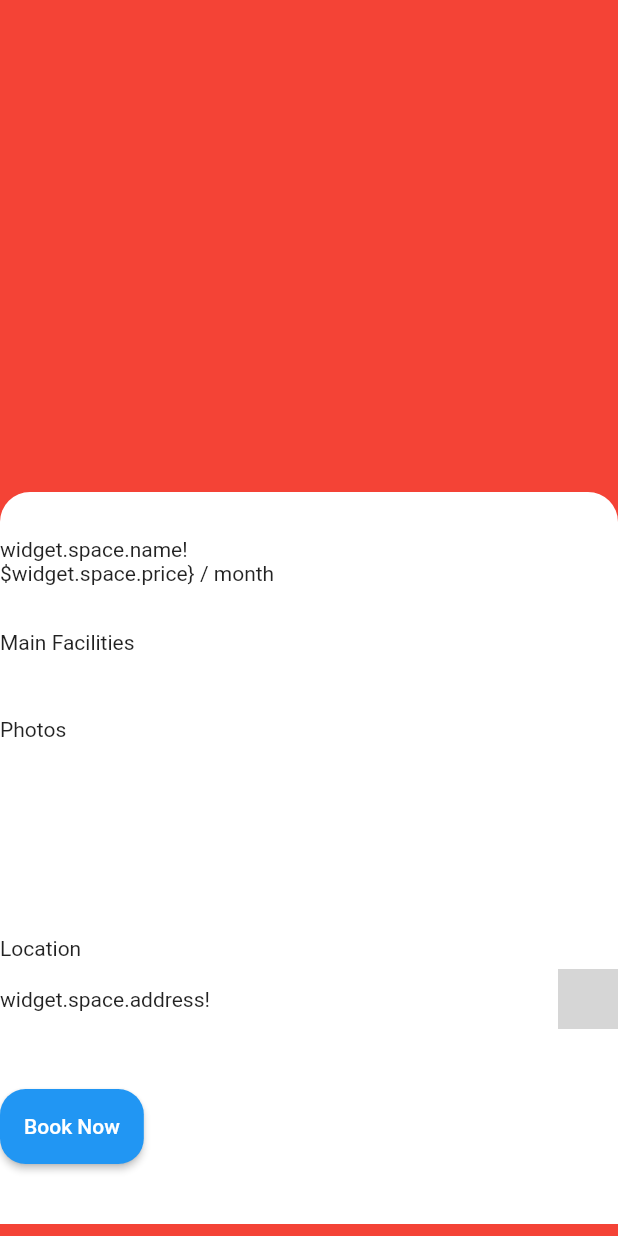
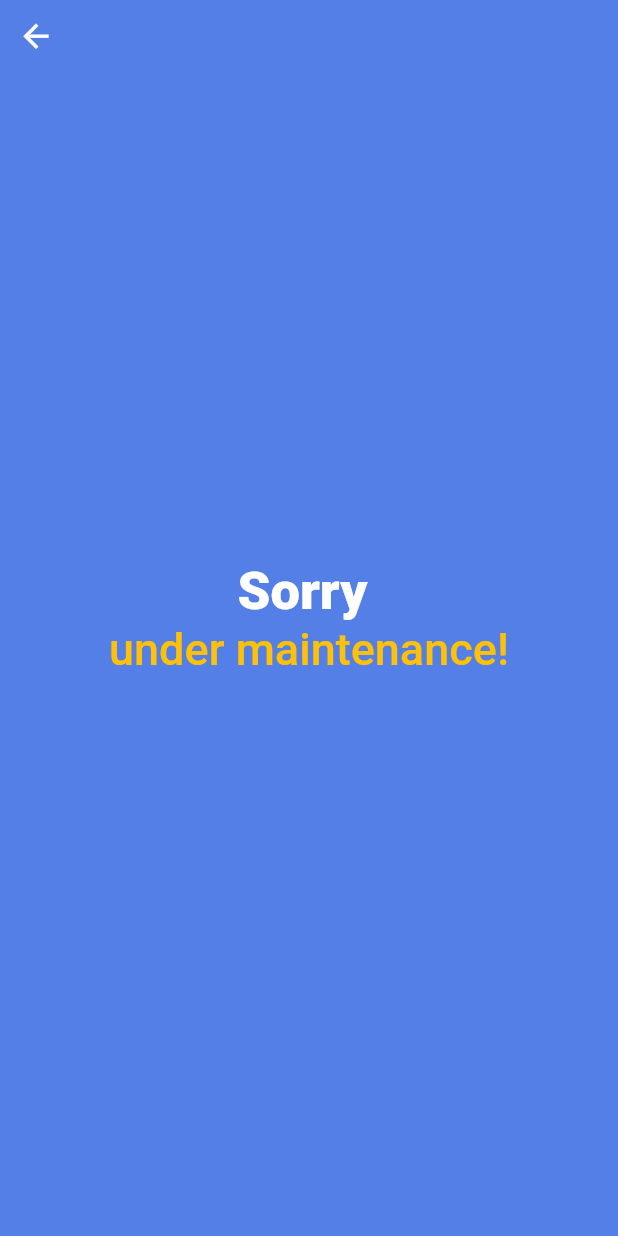
Before and after one commit to thehighnessputtra/YxG-Absen, a Flutter app: the SignUpPage screen opened directly, on a phone screen of 412 x 824 dp. Run offline on Flutter 3.47's test engine with Material 2 defaults, Android fonts, the phone set to English and light mode, and no system bars; grey boxes are pictures that could not be loaded.

Commit message:
fixing UI login

```diff
--- a/lib/pages/login_page/login_page.dart
+++ b/lib/pages/login_page/login_page.dart
@@ -13,20 +13,45 @@ class LoginPage extends StatelessWidget {
   Widget build(BuildContext context) {
     return Scaffold(
       backgroundColor: colorBlue,
-      appBar: AppBar(),
       body: SafeArea(
         child: Stack(
+          children: [
+            Column(
               children: [
                 Container(
                   width: MediaQuery.of(context).size.width,
                   decoration: BoxDecoration(
-                  color: Colors.red,
+                      image: DecorationImage(
+                          opacity: 0.8,
+                          fit: BoxFit.cover,
+                          image: AssetImage("assets/images/login.jpeg")),
                       borderRadius: BorderRadius.only(
                           bottomLeft: Radius.elliptical(200, 80),
                           bottomRight: Radius.elliptical(200, 80))),
                   height: 200,
                 ),
+                const SizedBox(
+                  height: 20.0,
+                ),
+                Text(
+                  "Welcome Back",
+                  style: TextStyle(
+                      color: Colors.white,
+                      fontSize: 32,
+                      fontWeight: FontWeight.w600),
+                ),
+                Text(
+                  "Login to your account",
+                  style: TextStyle(
+                      color: Colors.grey[300],
+                      fontSize: 16,
+                      fontWeight: FontWeight.w400),
+                ),
+              ],
+            ),
             ListView(
+              physics: ScrollPhysics(),
+              shrinkWrap: true,
               children: [
                 const SizedBox(
                   height: 350.0,
@@ -108,6 +133,15 @@ class LoginPage extends StatelessWidget {
                 ),
               ],
             ),
+            IconButton(
+                onPressed: () {
+                  Navigator.pop(context);
+                },
+                icon: Icon(
+                  Icons.arrow_back,
+                  color: Colors.white,
+                  size: 25,
+                )),
           ],
         ),
       ),
--- a/lib/pages/signup_page/sign_up_page.dart
+++ b/lib/pages/signup_page/sign_up_page.dart
@@ -12,6 +12,7 @@
 //   }
 // }
 
+import 'package:absensi_online/utils/constant.dart';
 import 'package:flutter/material.dart';
 
 class SignUpPage extends StatefulWidget {
@@ -65,137 +66,38 @@ class _SignUpPageState extends State<SignUpPage> {
     }
 
     return Scaffold(
-      backgroundColor: Colors.red,
-      body: SafeArea(
-        child: Stack(
+        backgroundColor: colorBlue,
+        body: Stack(
           children: [
-            ListView(
-              children: [
-                const SizedBox(
-                  height: 328.0,
-                ),
-                Container(
-                  decoration: const BoxDecoration(
-                    borderRadius: BorderRadius.vertical(
-                      top: Radius.circular(20),
-                    ),
-                    color: Colors.white,
+            Center(
+              child: Column(
+                mainAxisAlignment: MainAxisAlignment.center,
+                children: [
+                  Text("Sorry ",
+                      style: TextStyle(
+                          color: Colors.white,
+                          fontWeight: FontWeight.w800,
+                          fontSize: 35)),
+                  Text(
+                    "under maintenance!",
+                    style: TextStyle(
+                        color: Colors.amber,
+                        fontWeight: FontWeight.w500,
+                        fontSize: 30),
                   ),
-                  child: Column(
-                    crossAxisAlignment: CrossAxisAlignment.start,
-                    children: [
-                      const SizedBox(
-                        height: 30.0,
-                      ),
-                      Row(
-                        mainAxisAlignment: MainAxisAlignment.spaceBetween,
-                        children: [
-                          Column(
-                            crossAxisAlignment: CrossAxisAlignment.start,
-                            children: [
-                              Text(
-                                "widget.space.name!",
-                              ),
-                              Text.rich(
-                                TextSpan(
-                                  text: '\$widget.space.price}',
-                                  children: [
-                                    TextSpan(
-                                      text: ' / month',
-                                    ),
-                                  ],
-                                ),
-                              ),
-                            ],
-                          ),
-                        ],
-                      ),
-                      const SizedBox(
-                        height: 30.0,
-                      ),
-                      // TODO MAIN FASILITIES
-                      Text(
-                        'Main Facilities',
-                      ),
-                      const SizedBox(
-                        height: 12.0,
-                      ),
-
-                      const SizedBox(
-                        height: 30.0,
-                      ),
-                      // TODO PHOTO
-                      Text(
-                        'Photos',
-                      ),
-
-                      Container(
-                        margin: const EdgeInsets.only(top: 12),
-                        height: 88,
-                        child: ListView(
-                          scrollDirection: Axis.horizontal,
-                          children: [],
-                        ),
-                      ),
-                      const SizedBox(
-                        height: 30.0,
-                      ),
-                      // todo : location
-                      Text(
-                        'Location',
-                      ),
-                      const SizedBox(
-                        height: 6.0,
-                      ),
-                      Row(
-                        mainAxisAlignment: MainAxisAlignment.spaceBetween,
-                        children: [
-                          Text(
-                            "widget.space.address!",
-                          ),
-                          InkWell(
-                            onTap: () {
-                              getUrl(
-                                Uri.parse("widget.space.mapUrl}"),
-                              );
-                            },
-                            child: Image.asset(
-                              'assets/btn_map.png',
-                              width: 40,
-                            ),
-                          ),
-                        ],
-                      ),
-                      const SizedBox(
-                        height: 40.0,
-                      ),
-                      Container(
-                        height: 50,
-                        child: ElevatedButton(
-                          style: ElevatedButton.styleFrom(
-                            shape: RoundedRectangleBorder(
-                              borderRadius: BorderRadius.circular(17),
-                            ),
-                          ),
-                          onPressed: () {
-                            showConfirm();
-                          },
-                          child: Text(
-                            'Book Now',
-                          ),
-                        ),
-                      ),
-                      const SizedBox(
-                        height: 40.0,
-                      ),
-                    ],
-                  ),
-                ),
-              ],
+                ],
+              ),
             ),
+            IconButton(
+                onPressed: () {
+                  Navigator.pop(context);
+                },
+                icon: Icon(
+                  Icons.arrow_back,
+                  color: Colors.white,
+                  size: 25,
+                )),
           ],
-        ),
-      ),
-    );
+        ));
   }
 }
--- a/pubspec.yaml
+++ b/pubspec.yaml
@@ -59,8 +59,8 @@ flutter:
   uses-material-design: true
 
   # To add assets to your application, add an assets section, like this:
-  # assets:
-  #   - images/a_dot_burr.jpeg
+  assets:
+    - assets/images/
   #   - images/a_dot_ham.jpeg
 
   # An image asset can refer to one or more resolution-specific "variants", see
```
Also changed, not shown: assets/images/login.jpeg (added), assets/login.png (deleted). Lines whose indentation alone changed are shown as unchanged.
